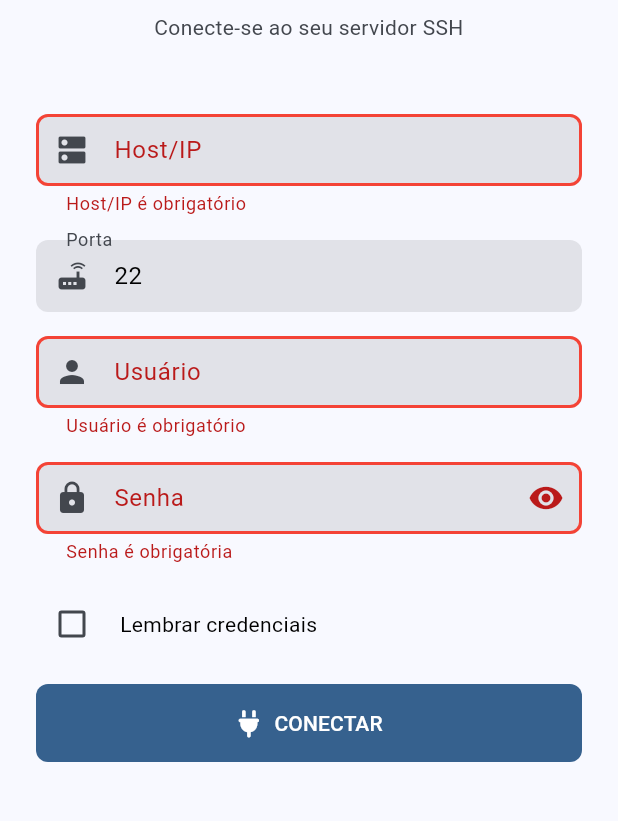
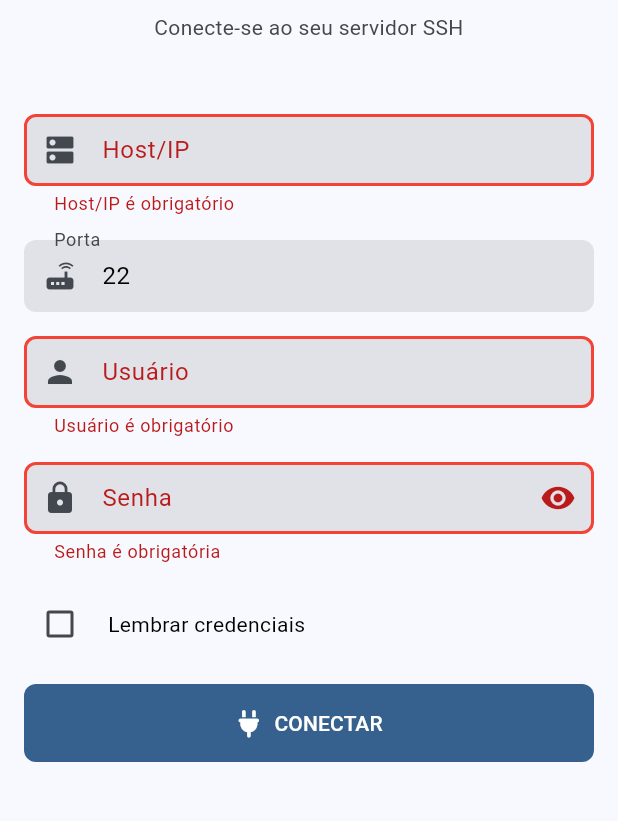
Before and after one commit to dipievil/easy-ssh-mob, a Flutter app: the screen it shows after launch, after a tap on "CONECTAR", on a phone screen of 412 x 824 dp, the part 312-1133 px from its top. Run offline on Flutter 3.47's test engine with Material 3 defaults, Android fonts, the phone set to English and light mode, and no system bars; our stand-ins replace audioplayers, flutter_secure_storage, font_awesome_flutter; missing offline and left inert: dartssh2; statements that could not run were skipped.

```diff
--- a/lib/screens/login_screen.dart
+++ b/lib/screens/login_screen.dart
@@ -4,6 +4,9 @@ import 'package:provider/provider.dart';
 import 'package:font_awesome_flutter/font_awesome_flutter.dart';
 import '../providers/ssh_provider.dart';
 import '../models/ssh_credentials.dart';
+import '../widgets/custom_components.dart';
+import '../utils/custom_animations.dart';
+import '../utils/responsive_breakpoints.dart';
 import 'file_explorer_screen.dart';
 
 class LoginScreen extends StatefulWidget {
@@ -119,8 +122,9 @@ class _LoginScreenState extends State<LoginScreen> {
 
     if (success && mounted) {
       Navigator.of(context).pushReplacement(
-        MaterialPageRoute(
-          builder: (context) => const FileExplorerScreen(),
+        SlideRoute(
+          page: const FileExplorerScreen(),
+          direction: AxisDirection.left,
         ),
       );
     } else if (mounted && sshProvider.errorMessage != null) {
@@ -158,18 +162,11 @@ class _LoginScreenState extends State<LoginScreen> {
     return Scaffold(
       body: SafeArea(
         child: _isLoading
-            ? const Center(
-                child: Column(
-                  mainAxisAlignment: MainAxisAlignment.center,
-                  children: [
-                    CircularProgressIndicator(),
-                    SizedBox(height: 16),
-                    Text('Carregando credenciais...'),
-                  ],
-                ),
+            ? const SshLoadingIndicator(
+                message: 'Carregando credenciais...',
               )
-            : Padding(
-                padding: const EdgeInsets.all(24.0),
+            : ResponsiveContainer(
+                child: SlideInAnimation(
                   child: Form(
                     key: _formKey,
                     child: Column(
@@ -433,6 +430,7 @@ class _LoginScreenState extends State<LoginScreen> {
           ),
                 ),
               ),
+      ),
     );
   }
 }
```
Also changed, not shown: 1 other file. Lines whose indentation alone changed are shown as unchanged.
